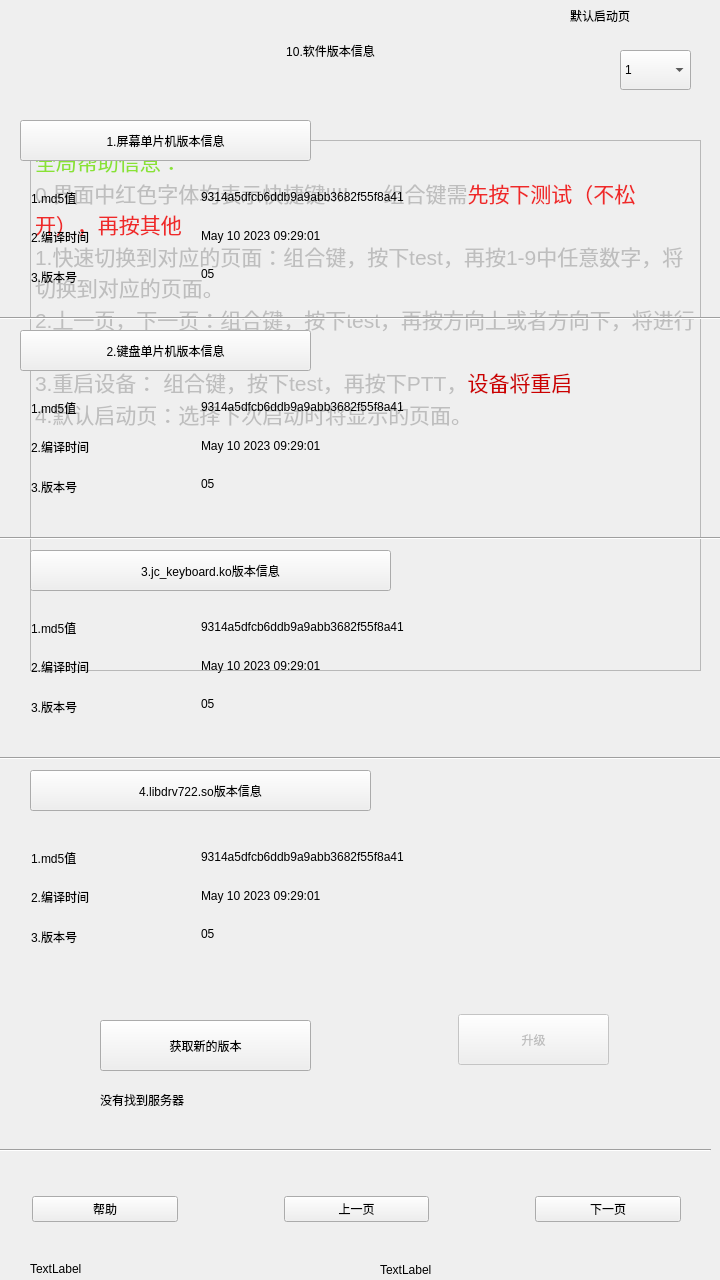
zhaozhi0810/qt5-rk3399-test-2023-05-gz, file widget.ui: the form before one commit.
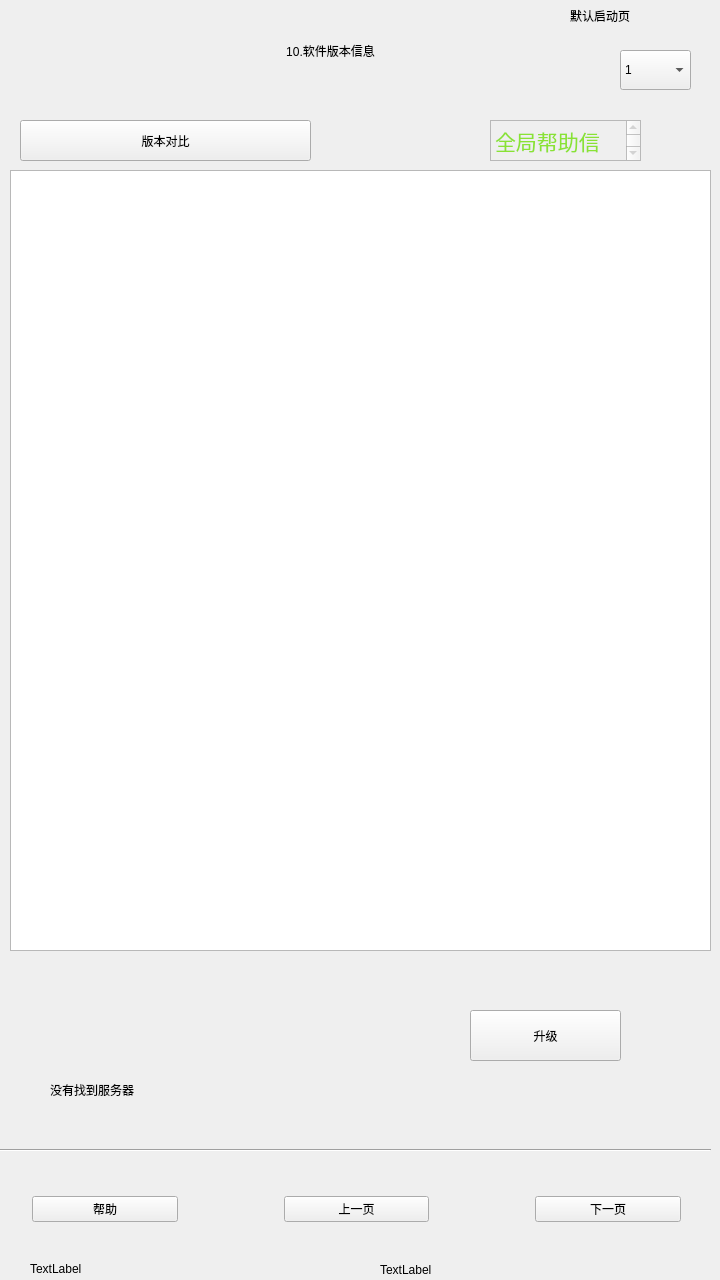
The form after the commit. The open tabs and pages were chosen to show the change.

The edit to the form file:
```diff
--- a/widget.ui
+++ b/widget.ui
@@ -3908,442 +3908,19 @@
       <string notr="true">font: 20pt &quot;Ubuntu&quot;;</string>
      </property>
      <property name="text">
-      <string>1.屏幕单片机版本信息</string>
+      <string>版本对比</string>
      </property>
     </widget>
-    <widget class="QPushButton" name="pushButton_key_mcu_info">
-     <property name="geometry">
-      <rect>
-       <x>20</x>
-       <y>220</y>
-       <width>291</width>
-       <height>41</height>
-      </rect>
-     </property>
-     <property name="styleSheet">
-      <string notr="true">font: 20pt &quot;Ubuntu&quot;;</string>
-     </property>
-     <property name="text">
-      <string>2.键盘单片机版本信息</string>
-     </property>
-    </widget>
-    <widget class="QPushButton" name="pushButton_jc_ko_info">
-     <property name="geometry">
-      <rect>
-       <x>30</x>
-       <y>440</y>
-       <width>361</width>
-       <height>41</height>
-      </rect>
-     </property>
-     <property name="styleSheet">
-      <string notr="true">font: 20pt &quot;Ubuntu&quot;;</string>
-     </property>
-     <property name="text">
-      <string>3.jc_keyboard.ko版本信息</string>
-     </property>
-    </widget>
-    <widget class="Line" name="line">
-     <property name="geometry">
-      <rect>
-       <x>0</x>
-       <y>200</y>
-       <width>721</width>
-       <height>16</height>
-      </rect>
-     </property>
-     <property name="orientation">
-      <enum>Qt::Horizontal</enum>
-     </property>
-    </widget>
-    <widget class="Line" name="line_2">
-     <property name="geometry">
-      <rect>
-       <x>0</x>
-       <y>420</y>
-       <width>721</width>
-       <height>16</height>
-      </rect>
-     </property>
-     <property name="orientation">
-      <enum>Qt::Horizontal</enum>
-     </property>
-    </widget>
-    <widget class="Line" name="line_3">
-     <property name="geometry">
-      <rect>
-       <x>0</x>
-       <y>640</y>
-       <width>721</width>
-       <height>16</height>
-      </rect>
-     </property>
-     <property name="orientation">
-      <enum>Qt::Horizontal</enum>
-     </property>
-    </widget>
-    <widget class="QPushButton" name="pushButton_drv_so_info">
-     <property name="geometry">
-      <rect>
-       <x>30</x>
-       <y>660</y>
-       <width>341</width>
-       <height>41</height>
-      </rect>
-     </property>
-     <property name="styleSheet">
-      <string notr="true">font: 20pt &quot;Ubuntu&quot;;</string>
-     </property>
-     <property name="text">
-      <string>4.libdrv722.so版本信息</string>
-     </property>
-    </widget>
-    <widget class="QWidget" name="verticalLayoutWidget_19">
-     <property name="geometry">
-      <rect>
-       <x>20</x>
-       <y>60</y>
-       <width>151</width>
-       <height>134</height>
-      </rect>
-     </property>
-     <layout class="QVBoxLayout" name="verticalLayout_19">
-      <item>
-       <widget class="QLabel" name="label_16">
-        <property name="styleSheet">
-         <string notr="true">font: 20pt &quot;Ubuntu&quot;;</string>
-        </property>
-        <property name="text">
-         <string>1.md5值</string>
-        </property>
-       </widget>
-      </item>
-      <item>
-       <widget class="QLabel" name="label_58">
-        <property name="styleSheet">
-         <string notr="true">font: 20pt &quot;Ubuntu&quot;;</string>
-        </property>
-        <property name="text">
-         <string>2.编译时间</string>
-        </property>
-       </widget>
-      </item>
-      <item>
-       <widget class="QLabel" name="label_59">
-        <property name="styleSheet">
-         <string notr="true">font: 20pt &quot;Ubuntu&quot;;</string>
-        </property>
-        <property name="text">
-         <string>3.版本号</string>
-        </property>
-       </widget>
-      </item>
-     </layout>
-    </widget>
-    <widget class="QWidget" name="verticalLayoutWidget_20">
-     <property name="geometry">
-      <rect>
-       <x>190</x>
-       <y>60</y>
-       <width>501</width>
-       <height>131</height>
-      </rect>
-     </property>
-     <layout class="QVBoxLayout" name="verticalLayout_20">
-      <item>
-       <widget class="QLabel" name="label_lcd_mcu_md5">
-        <property name="styleSheet">
-         <string notr="true">font: 20pt &quot;Ubuntu&quot;;</string>
-        </property>
-        <property name="text">
-         <string>9314a5dfcb6ddb9a9abb3682f55f8a41</string>
-        </property>
-       </widget>
-      </item>
-      <item>
-       <widget class="QLabel" name="label_lcd_mcu_time">
-        <property name="styleSheet">
-         <string notr="true">font: 20pt &quot;Ubuntu&quot;;</string>
-        </property>
-        <property name="text">
-         <string>May 10 2023 09:29:01</string>
-        </property>
-       </widget>
-      </item>
-      <item>
-       <widget class="QLabel" name="label_lcd_mcu_version">
-        <property name="styleSheet">
-         <string notr="true">font: 20pt &quot;Ubuntu&quot;;</string>
-        </property>
-        <property name="text">
-         <string>05</string>
-        </property>
-       </widget>
-      </item>
-     </layout>
-    </widget>
-    <widget class="QWidget" name="verticalLayoutWidget_21">
-     <property name="geometry">
-      <rect>
-       <x>20</x>
-       <y>270</y>
-       <width>151</width>
-       <height>134</height>
-      </rect>
-     </property>
-     <layout class="QVBoxLayout" name="verticalLayout_21">
-      <item>
-       <widget class="QLabel" name="label_60">
-        <property name="styleSheet">
-         <string notr="true">font: 20pt &quot;Ubuntu&quot;;</string>
-        </property>
-        <property name="text">
-         <string>1.md5值</string>
-        </property>
-       </widget>
-      </item>
-      <item>
-       <widget class="QLabel" name="label_61">
-        <property name="styleSheet">
-         <string notr="true">font: 20pt &quot;Ubuntu&quot;;</string>
-        </property>
-        <property name="text">
-         <string>2.编译时间</string>
-        </property>
-       </widget>
-      </item>
-      <item>
-       <widget class="QLabel" name="label_62">
-        <property name="styleSheet">
-         <string notr="true">font: 20pt &quot;Ubuntu&quot;;</string>
-        </property>
-        <property name="text">
-         <string>3.版本号</string>
-        </property>
-       </widget>
-      </item>
-     </layout>
-    </widget>
-    <widget class="QWidget" name="verticalLayoutWidget_22">
-     <property name="geometry">
-      <rect>
-       <x>190</x>
-       <y>270</y>
-       <width>501</width>
-       <height>131</height>
-      </rect>
-     </property>
-     <layout class="QVBoxLayout" name="verticalLayout_22">
-      <item>
-       <widget class="QLabel" name="label_keyb_mcu_md5">
-        <property name="styleSheet">
-         <string notr="true">font: 20pt &quot;Ubuntu&quot;;</string>
-        </property>
-        <property name="text">
-         <string>9314a5dfcb6ddb9a9abb3682f55f8a41</string>
-        </property>
-       </widget>
-      </item>
-      <item>
-       <widget class="QLabel" name="label_keyb_mcu_time">
-        <property name="styleSheet">
-         <string notr="true">font: 20pt &quot;Ubuntu&quot;;</string>
-        </property>
-        <property name="text">
-         <string>May 10 2023 09:29:01</string>
-        </property>
-       </widget>
-      </item>
-      <item>
-       <widget class="QLabel" name="label_keyb_mcu_version">
-        <property name="styleSheet">
-         <string notr="true">font: 20pt &quot;Ubuntu&quot;;</string>
-        </property>
-        <property name="text">
-         <string>05</string>
-        </property>
-       </widget>
-      </item>
-     </layout>
-    </widget>
-    <widget class="QWidget" name="verticalLayoutWidget_23">
-     <property name="geometry">
-      <rect>
-       <x>20</x>
-       <y>490</y>
-       <width>151</width>
-       <height>134</height>
-      </rect>
-     </property>
-     <layout class="QVBoxLayout" name="verticalLayout_23">
-      <item>
-       <widget class="QLabel" name="label_101">
-        <property name="styleSheet">
-         <string notr="true">font: 20pt &quot;Ubuntu&quot;;</string>
-        </property>
-        <property name="text">
-         <string>1.md5值</string>
-        </property>
-       </widget>
-      </item>
-      <item>
-       <widget class="QLabel" name="label_102">
-        <property name="styleSheet">
-         <string notr="true">font: 20pt &quot;Ubuntu&quot;;</string>
-        </property>
-        <property name="text">
-         <string>2.编译时间</string>
-        </property>
-       </widget>
-      </item>
-      <item>
-       <widget class="QLabel" name="label_104">
-        <property name="styleSheet">
-         <string notr="true">font: 20pt &quot;Ubuntu&quot;;</string>
-        </property>
-        <property name="text">
-         <string>3.版本号</string>
-        </property>
-       </widget>
-      </item>
-     </layout>
-    </widget>
-    <widget class="QWidget" name="verticalLayoutWidget_24">
-     <property name="geometry">
-      <rect>
-       <x>190</x>
-       <y>490</y>
-       <width>501</width>
-       <height>131</height>
-      </rect>
-     </property>
-     <layout class="QVBoxLayout" name="verticalLayout_24">
-      <item>
-       <widget class="QLabel" name="label_jc_ko_md5">
-        <property name="styleSheet">
-         <string notr="true">font: 20pt &quot;Ubuntu&quot;;</string>
-        </property>
-        <property name="text">
-         <string>9314a5dfcb6ddb9a9abb3682f55f8a41</string>
-        </property>
-       </widget>
-      </item>
-      <item>
-       <widget class="QLabel" name="label_jc_ko_time">
-        <property name="styleSheet">
-         <string notr="true">font: 20pt &quot;Ubuntu&quot;;</string>
-        </property>
-        <property name="text">
-         <string>May 10 2023 09:29:01</string>
-        </property>
-       </widget>
-      </item>
-      <item>
-       <widget class="QLabel" name="label_jc_ko_version">
-        <property name="styleSheet">
-         <string notr="true">font: 20pt &quot;Ubuntu&quot;;</string>
-        </property>
-        <property name="text">
-         <string>05</string>
-        </property>
-       </widget>
-      </item>
-     </layout>
-    </widget>
-    <widget class="QWidget" name="verticalLayoutWidget_25">
-     <property name="geometry">
-      <rect>
-       <x>20</x>
-       <y>720</y>
-       <width>151</width>
-       <height>134</height>
-      </rect>
-     </property>
-     <layout class="QVBoxLayout" name="verticalLayout_25">
-      <item>
-       <widget class="QLabel" name="label_108">
-        <property name="styleSheet">
-         <string notr="true">font: 20pt &quot;Ubuntu&quot;;</string>
-        </property>
-        <property name="text">
-         <string>1.md5值</string>
-        </property>
-       </widget>
-      </item>
-      <item>
-       <widget class="QLabel" name="label_109">
-        <property name="styleSheet">
-         <string notr="true">font: 20pt &quot;Ubuntu&quot;;</string>
-        </property>
-        <property name="text">
-         <string>2.编译时间</string>
-        </property>
-       </widget>
-      </item>
-      <item>
-       <widget class="QLabel" name="label_110">
-        <property name="styleSheet">
-         <string notr="true">font: 20pt &quot;Ubuntu&quot;;</string>
-        </property>
-        <property name="text">
-         <string>3.版本号</string>
-        </property>
-       </widget>
-      </item>
-     </layout>
-    </widget>
-    <widget class="QWidget" name="verticalLayoutWidget_26">
-     <property name="geometry">
-      <rect>
-       <x>190</x>
-       <y>720</y>
-       <width>501</width>
-       <height>131</height>
-      </rect>
-     </property>
-     <layout class="QVBoxLayout" name="verticalLayout_26">
-      <item>
-       <widget class="QLabel" name="label_drv_so_md5">
-        <property name="styleSheet">
-         <string notr="true">font: 20pt &quot;Ubuntu&quot;;</string>
-        </property>
-        <property name="text">
-         <string>9314a5dfcb6ddb9a9abb3682f55f8a41</string>
-        </property>
-       </widget>
-      </item>
-      <item>
-       <widget class="QLabel" name="label_drv_so_time">
-        <property name="styleSheet">
-         <string notr="true">font: 20pt &quot;Ubuntu&quot;;</string>
-        </property>
-        <property name="text">
-         <string>May 10 2023 09:29:01</string>
-        </property>
-       </widget>
-      </item>
-      <item>
-       <widget class="QLabel" name="label_drv_so_version">
-        <property name="styleSheet">
-         <string notr="true">font: 20pt &quot;Ubuntu&quot;;</string>
-        </property>
-        <property name="text">
-         <string>05</string>
-        </property>
-       </widget>
-      </item>
-     </layout>
-    </widget>
     <widget class="QTextBrowser" name="textBrowser_help_page9">
      <property name="enabled">
       <bool>false</bool>
      </property>
      <property name="geometry">
       <rect>
-       <x>30</x>
-       <y>30</y>
-       <width>671</width>
-       <height>531</height>
+       <x>490</x>
+       <y>10</y>
+       <width>151</width>
+       <height>41</height>
       </rect>
      </property>
      <property name="html">
@@ -4361,12 +3938,12 @@
     </widget>
     <widget class="QPushButton" name="pushButton_11">
      <property name="enabled">
-      <bool>false</bool>
+      <bool>true</bool>
      </property>
      <property name="geometry">
       <rect>
-       <x>458</x>
-       <y>904</y>
+       <x>470</x>
+       <y>900</y>
        <width>151</width>
        <height>51</height>
       </rect>
@@ -4378,31 +3955,12 @@
       <string>升级</string>
      </property>
     </widget>
-    <widget class="QPushButton" name="pushButton_12">
-     <property name="enabled">
-      <bool>true</bool>
-     </property>
-     <property name="geometry">
-      <rect>
-       <x>100</x>
-       <y>910</y>
-       <width>211</width>
-       <height>51</height>
-      </rect>
-     </property>
-     <property name="styleSheet">
-      <string notr="true">font: 20pt &quot;Ubuntu&quot;;</string>
-     </property>
-     <property name="text">
-      <string>获取新的版本</string>
-     </property>
-    </widget>
     <widget class="QLabel" name="label_3">
      <property name="geometry">
       <rect>
-       <x>100</x>
-       <y>980</y>
-       <width>531</width>
+       <x>50</x>
+       <y>970</y>
+       <width>631</width>
        <height>20</height>
       </rect>
      </property>
@@ -4410,6 +3968,19 @@
       <string>没有找到服务器</string>
      </property>
     </widget>
+    <widget class="QTextBrowser" name="textBrowser_version_info">
+     <property name="geometry">
+      <rect>
+       <x>10</x>
+       <y>60</y>
+       <width>701</width>
+       <height>781</height>
+      </rect>
+     </property>
+     <property name="styleSheet">
+      <string notr="true">font: 20pt &quot;Ubuntu&quot;;</string>
+     </property>
+    </widget>
     <zorder>textBrowser_help_page9</zorder>
     <zorder>pushButton_lcd_mcu_info</zorder>
     <zorder>pushButton_key_mcu_info</zorder>
```
Left out of the diff: 76 changed lines with no effect on the pictures.
